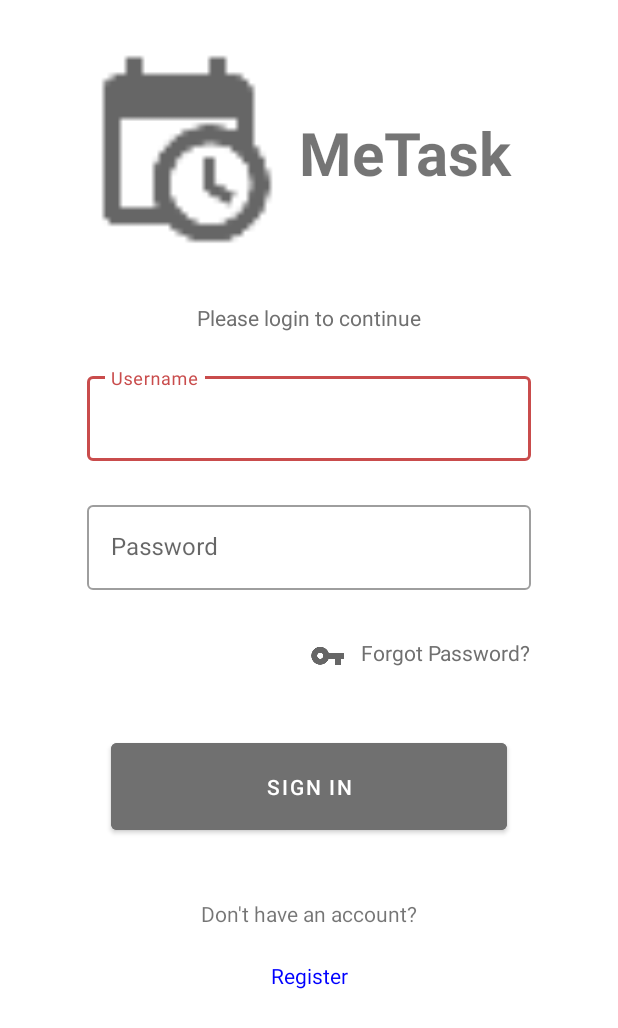
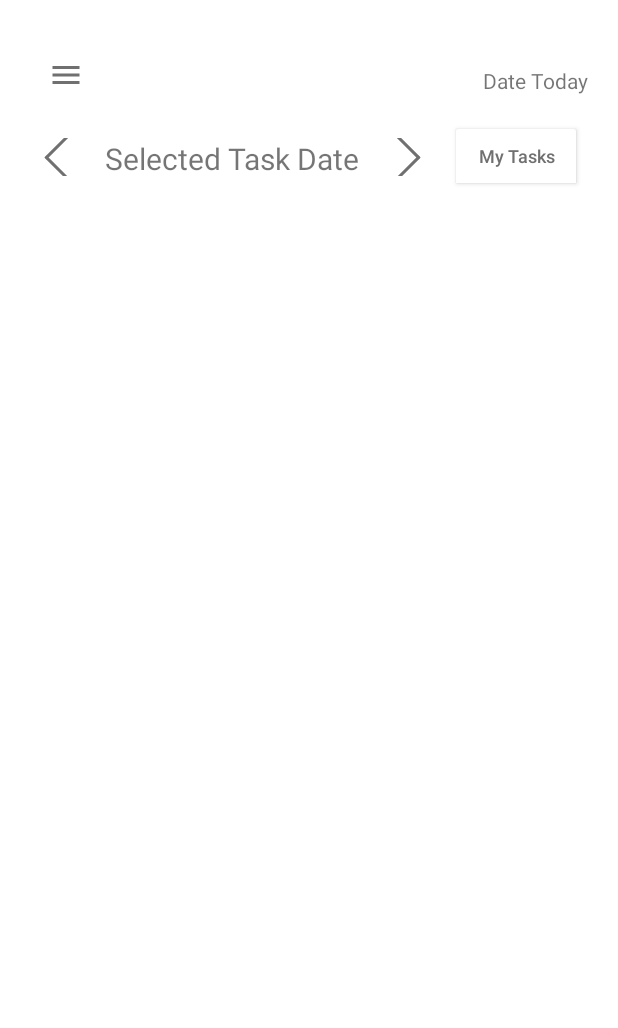
Before and after one commit to rsl081/CalendarProjectTeamLinKot, an Android app: the screen it shows after launch (SignInActivity before the commit, TaskActivity after it), on a phone screen of 412 x 824 dp. Shown: the top 1028 px of the screen. Run offline under Robolectric (Android 15) with nearby library versions, the phone set to English and light mode, and no system bars.

Commit message:
TaskActivity
TA

```diff
--- a/app/src/main/AndroidManifest.xml
+++ b/app/src/main/AndroidManifest.xml
@@ -9,18 +9,21 @@
         android:roundIcon="@mipmap/ic_launcher_round"
         android:supportsRtl="true"
         android:theme="@style/Theme.CalendarProjectTeamLinKot">
-        <activity android:name=".view.DayActivity"></activity>
-        <activity android:name=".view.BaseActivity"></activity>
-        <activity android:name=".view.SignInActivity">
+        <activity android:name=".view.TaskActivity">
             <intent-filter>
                 <action android:name="android.intent.action.MAIN" />
 
                 <category android:name="android.intent.category.LAUNCHER" />
             </intent-filter>
         </activity>
+        <activity android:name=".view.DayActivity" />
+        <activity android:name=".view.BaseActivity" />
+        <activity android:name=".view.SignInActivity">
+
+        </activity>
         <activity
             android:name=".view.SplashActivity"
-            android:screenOrientation="portrait"></activity>
+            android:screenOrientation="portrait" />
         <activity
             android:name=".view.MainActivity"
             android:screenOrientation="portrait" />
--- /dev/null
+++ b/app/src/main/java/com/example/calendarprojectteamlinkot/view/TaskActivity.kt
@@ -0,0 +1,12 @@
+package com.example.calendarprojectteamlinkot.view
+
+import androidx.appcompat.app.AppCompatActivity
+import android.os.Bundle
+import com.example.calendarprojectteamlinkot.R
+
+class TaskActivity : AppCompatActivity() {
+    override fun onCreate(savedInstanceState: Bundle?) {
+        super.onCreate(savedInstanceState)
+        setContentView(R.layout.activity_task)
+    }
+}
--- a/app/src/main/res/drawable/left_arrow.xml
+++ b/app/src/main/res/drawable/left_arrow.xml
@@ -12,7 +12,7 @@
             android:fromDegrees="45"
             android:toDegrees="-45">
             <shape android:shape="rectangle">
-                <solid android:color="@color/blue"/>
+                <solid android:color="@color/light_gray"/>
                 <corners
                     android:radius="1dp"
                     android:bottomRightRadius="0dp"
@@ -26,7 +26,7 @@
             android:fromDegrees="-45"
             android:toDegrees="-45">
             <shape android:shape="rectangle">
-                <solid android:color="@color/blue"/>
+                <solid android:color="@color/light_gray"/>
                 <corners
                     android:radius="1dp"
                     android:topRightRadius="0dp"
--- a/app/src/main/res/drawable/right_arrow.xml
+++ b/app/src/main/res/drawable/right_arrow.xml
@@ -12,7 +12,7 @@
             android:fromDegrees="-45"
             android:toDegrees="45">
             <shape android:shape="rectangle">
-                <solid android:color="@color/blue"/>
+                <solid android:color="@color/light_gray"/>
                 <corners
                     android:radius="1dp"
                     android:bottomRightRadius="0dp"
@@ -26,7 +26,7 @@
             android:fromDegrees="45"
             android:toDegrees="45">
             <shape android:shape="rectangle">
-                <solid android:color="@color/blue"/>
+                <solid android:color="@color/light_gray"/>
                 <corners
                     android:radius="1dp"
                     android:topRightRadius="0dp"
--- a/app/src/main/res/layout/activity_day.xml
+++ b/app/src/main/res/layout/activity_day.xml
@@ -52,7 +52,7 @@
         android:layout_width="0dp"
         android:layout_height="wrap_content"
         android:layout_marginStart="8dp"
-        android:layout_marginTop="25dp"
+        android:layout_marginTop="20dp"
         android:layout_marginEnd="8dp"
         app:cardCornerRadius="20dp"
         app:cardElevation="20sp"
--- a/app/src/main/res/layout/activity_main.xml
+++ b/app/src/main/res/layout/activity_main.xml
@@ -5,19 +5,4 @@
     android:layout_width="match_parent"
     android:layout_height="match_parent"
     android:background="@color/blue"
-    tools:context=".view.MainActivity">
-
-    <TextView
-        android:id="@+id/textView2"
-        android:layout_width="wrap_content"
-        android:layout_height="wrap_content"
-        android:layout_marginStart="200dp"
-        android:layout_marginTop="139dp"
-        android:layout_marginEnd="154dp"
-        android:layout_marginBottom="573dp"
-        android:text="RSL"
-        app:layout_constraintBottom_toBottomOf="parent"
-        app:layout_constraintEnd_toEndOf="parent"
-        app:layout_constraintStart_toStartOf="parent"
-        app:layout_constraintTop_toTopOf="parent" />
-</androidx.constraintlayout.widget.ConstraintLayout>
+    tools:context=".view.MainActivity"/>
--- a/app/src/main/res/layout/activity_splash.xml
+++ b/app/src/main/res/layout/activity_splash.xml
@@ -12,6 +12,7 @@
         android:layout_width="200dp"
         android:layout_height="200dp"
         android:layout_marginTop="200dp"
+        android:contentDescription="@string/app_name"
         app:layout_constraintEnd_toEndOf="parent"
         app:layout_constraintStart_toStartOf="parent"
         app:layout_constraintTop_toTopOf="parent"
--- /dev/null
+++ b/app/src/main/res/layout/activity_task.xml
@@ -0,0 +1,112 @@
+<?xml version="1.0" encoding="utf-8"?>
+<androidx.constraintlayout.widget.ConstraintLayout xmlns:android="http://schemas.android.com/apk/res/android"
+    xmlns:app="http://schemas.android.com/apk/res-auto"
+    xmlns:tools="http://schemas.android.com/tools"
+    android:layout_width="match_parent"
+    android:layout_height="match_parent"
+    tools:context=".view.TaskActivity">
+
+    <androidx.constraintlayout.widget.Guideline
+        android:id="@+id/guideline"
+        android:layout_width="wrap_content"
+        android:layout_height="wrap_content"
+        android:orientation="vertical"
+        app:layout_constraintGuide_begin="20dp" />
+
+    <androidx.constraintlayout.widget.Guideline
+        android:id="@+id/guideline2"
+        android:layout_width="wrap_content"
+        android:layout_height="wrap_content"
+        android:orientation="vertical"
+        app:layout_constraintGuide_end="20dp" />
+
+    <androidx.constraintlayout.widget.Guideline
+        android:id="@+id/guideline4"
+        android:layout_width="wrap_content"
+        android:layout_height="wrap_content"
+        android:orientation="horizontal"
+        app:layout_constraintGuide_begin="20dp" />
+
+    <ImageButton
+        android:id="@+id/imageButton"
+        android:layout_width="wrap_content"
+        android:layout_height="wrap_content"
+        android:layout_marginTop="8dp"
+        android:backgroundTint="@color/white"
+        android:contentDescription="@string/menu_button"
+        app:layout_constraintStart_toStartOf="@+id/guideline"
+        app:layout_constraintTop_toTopOf="@+id/guideline4"
+        app:srcCompat="@drawable/ic_baseline_menu_24" />
+
+    <TextView
+        android:id="@+id/textView5"
+        android:layout_width="wrap_content"
+        android:layout_height="wrap_content"
+        android:layout_marginTop="24dp"
+        android:text="@string/date_today"
+        app:layout_constraintEnd_toStartOf="@+id/guideline2"
+        app:layout_constraintTop_toTopOf="@+id/guideline4" />
+
+    <ImageButton
+        android:id="@+id/imageView2"
+        android:layout_width="wrap_content"
+        android:layout_height="25sp"
+        android:layout_marginStart="8dp"
+        android:layout_marginTop="20dp"
+        android:backgroundTint="@color/white"
+        android:contentDescription="@string/left_arrow_button"
+        app:layout_constraintHorizontal_chainStyle="spread"
+        app:layout_constraintStart_toStartOf="@+id/guideline"
+        app:layout_constraintTop_toBottomOf="@+id/imageButton"
+        app:srcCompat="@drawable/left_arrow" />
+
+    <TextView
+        android:id="@+id/textView4"
+        android:layout_width="wrap_content"
+        android:layout_height="wrap_content"
+        android:layout_marginStart="16dp"
+        android:layout_marginTop="20dp"
+        android:text="@string/selected_task_date"
+        android:textSize="20sp"
+        app:layout_constraintStart_toEndOf="@+id/imageView2"
+        app:layout_constraintTop_toBottomOf="@+id/imageButton" />
+
+    <ImageButton
+        android:id="@+id/imageButton2"
+        android:layout_width="wrap_content"
+        android:layout_height="25dp"
+        android:layout_marginStart="16dp"
+        android:layout_marginTop="20dp"
+        android:backgroundTint="@color/white"
+        android:contentDescription="@string/right_arrow_button"
+        app:layout_constraintStart_toEndOf="@+id/textView4"
+        app:layout_constraintTop_toBottomOf="@+id/imageButton"
+        app:srcCompat="@drawable/right_arrow" />
+
+    <ToggleButton
+        android:id="@+id/toggleButton"
+        android:layout_width="wrap_content"
+        android:layout_height="wrap_content"
+        android:layout_marginStart="13dp"
+        android:layout_marginTop="8dp"
+        android:backgroundTint="@color/white"
+        android:textOn="@string/toggle_button_on"
+        android:textOff="@string/toggle_button_off"
+        android:textColor="@color/light_gray"
+        android:textAllCaps="false"
+        android:textSize="12sp"
+        app:layout_constraintEnd_toStartOf="@+id/guideline2"
+        app:layout_constraintStart_toEndOf="@+id/imageButton2"
+        app:layout_constraintTop_toBottomOf="@+id/imageButton" />
+
+    <androidx.recyclerview.widget.RecyclerView
+        android:layout_width="0dp"
+        android:layout_height="0dp"
+        android:layout_marginTop="20dp"
+        app:layout_constraintBottom_toBottomOf="parent"
+        app:layout_constraintEnd_toStartOf="@+id/guideline2"
+        app:layout_constraintStart_toStartOf="@+id/guideline"
+        app:layout_constraintTop_toBottomOf="@+id/imageView2" />
+
+
+</androidx.constraintlayout.widget.ConstraintLayout>
--- a/app/src/main/res/values/strings.xml
+++ b/app/src/main/res/values/strings.xml
@@ -24,6 +24,13 @@
     <string name="tasks">Tasks</string>
     <string name="task">Task</string>
 
+    <!--Task View-->
+    <string name="selected_task_date">Selected Task Date</string>
+    <string name="toggle_button_on">Show All</string>
+    <string name="toggle_button_off">My Tasks</string>
+    <string name="left_arrow_button">Left Arrow Button</string>
+    <string name="right_arrow_button">Right Arrow Button</string>
+
 
     <!--BaseActivity-->
     <string name="please_click_back_again_to_exit">Please click back again to exit.</string>
```
